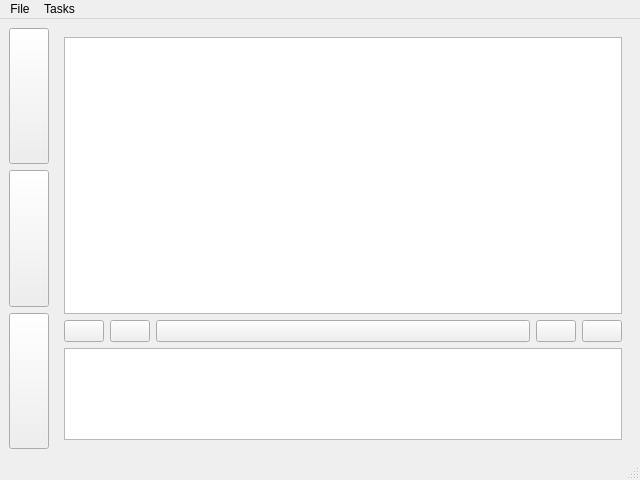
First picture: the form in src/tabletmain.ui, repository ya-breeze/TM, before the edit.
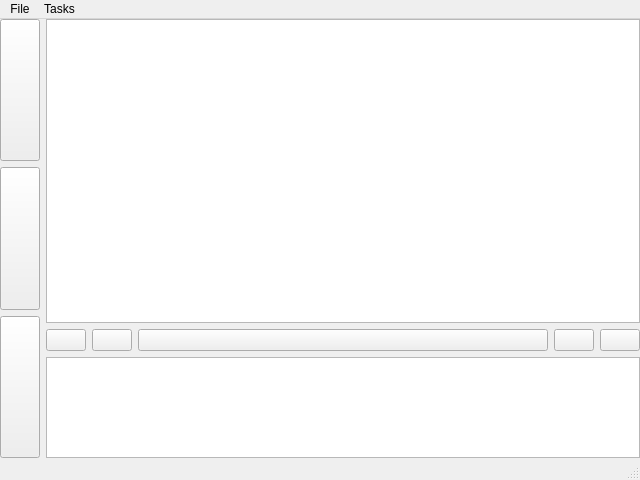
Second picture: the form after the edit. Icons and pictures are not drawn.

The edit to the form file:
```diff
--- a/src/tabletmain.ui
+++ b/src/tabletmain.ui
@@ -15,6 +15,9 @@
   </property>
   <widget class="QWidget" name="centralwidget">
    <layout class="QHBoxLayout" name="horizontalLayout">
+    <property name="margin">
+     <number>0</number>
+    </property>
     <item>
      <layout class="QVBoxLayout" name="verticalLayout">
       <item>
@@ -68,6 +71,9 @@
       </property>
       <widget class="QWidget" name="page">
        <layout class="QVBoxLayout" name="verticalLayout_2">
+        <property name="margin">
+         <number>0</number>
+        </property>
         <item>
          <widget class="QTreeView" name="treeView">
           <property name="sizePolicy">
@@ -76,6 +82,12 @@
             <verstretch>3</verstretch>
            </sizepolicy>
           </property>
+          <attribute name="headerVisible">
+           <bool>false</bool>
+          </attribute>
+          <attribute name="headerVisible">
+           <bool>false</bool>
+          </attribute>
          </widget>
         </item>
         <item>
```
